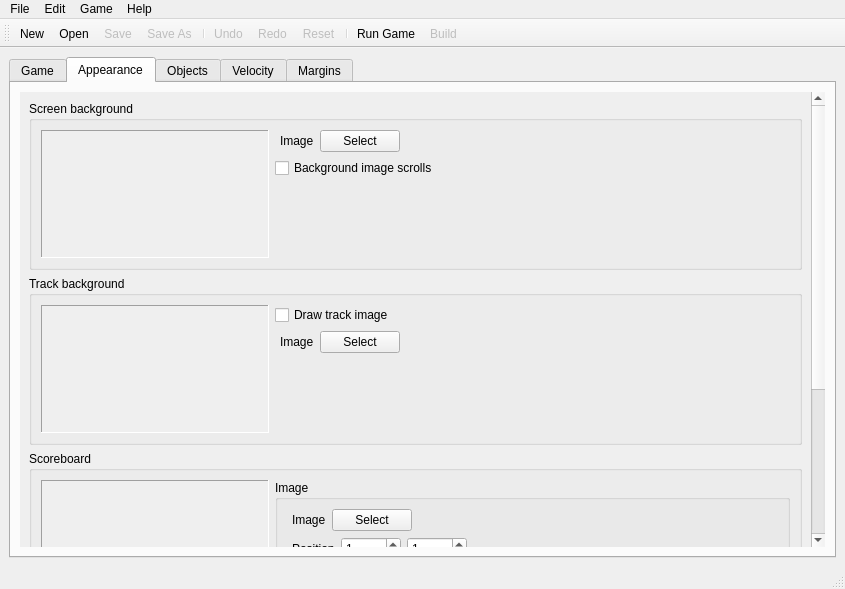
Old version of the form fvelgame/ui/form_main_window.ui in the repository LAD-MathQuest/MathRunner.
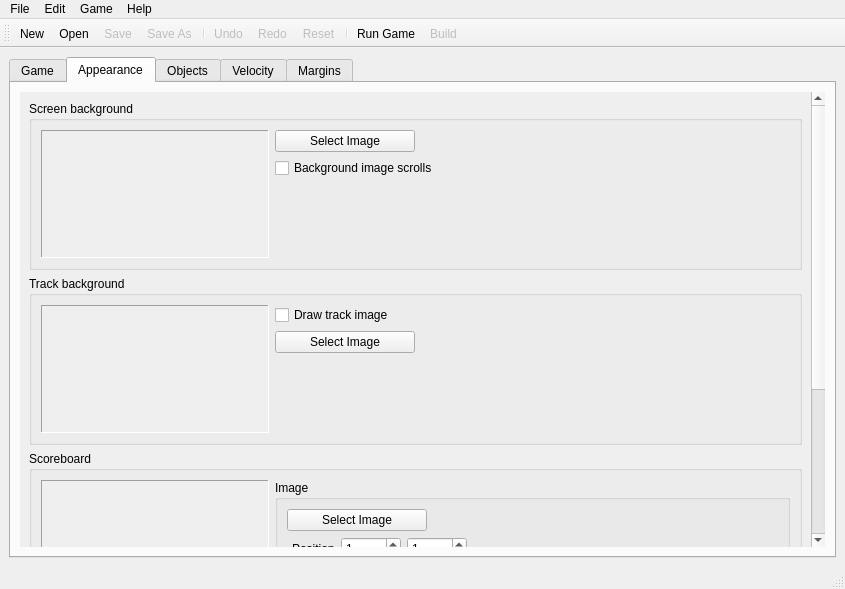
New version of the form. The open tabs and pages were chosen to show the change. Icons and pictures are not drawn. Custom widgets are drawn as their Qt base class.

Diff of the .ui file:
```diff
--- a/fvelgame/ui/form_main_window.ui
+++ b/fvelgame/ui/form_main_window.ui
@@ -378,16 +378,6 @@
                 <layout class="QVBoxLayout" name="verticalLayout_18">
                  <item>
                   <layout class="QHBoxLayout" name="horizontalLayout_20">
-                   <item>
-                    <widget class="QLabel" name="label_SelectBackgroundImage">
-                     <property name="text">
-                      <string>Image</string>
-                     </property>
-                     <property name="indent">
-                      <number>5</number>
-                     </property>
-                    </widget>
-                   </item>
                    <item>
                     <widget class="QPushButton" name="pushButton_SelectBackgroundImage">
                      <property name="sizePolicy">
@@ -396,8 +386,14 @@
                        <verstretch>0</verstretch>
                       </sizepolicy>
                      </property>
+                     <property name="minimumSize">
+                      <size>
+                       <width>140</width>
+                       <height>0</height>
+                      </size>
+                     </property>
                      <property name="text">
-                      <string>Select</string>
+                      <string>Select Image</string>
                      </property>
                     </widget>
                    </item>
@@ -498,16 +494,6 @@
                  </item>
                  <item>
                   <layout class="QHBoxLayout" name="horizontalLayout_2">
-                   <item>
-                    <widget class="QLabel" name="label_SelectTrackImage">
-                     <property name="text">
-                      <string>Image</string>
-                     </property>
-                     <property name="indent">
-                      <number>5</number>
-                     </property>
-                    </widget>
-                   </item>
                    <item>
                     <widget class="QPushButton" name="pushButton_SelectTrackImage">
                      <property name="sizePolicy">
@@ -516,8 +502,14 @@
                        <verstretch>0</verstretch>
                       </sizepolicy>
                      </property>
+                     <property name="minimumSize">
+                      <size>
+                       <width>140</width>
+                       <height>0</height>
+                      </size>
+                     </property>
                      <property name="text">
-                      <string>Select</string>
+                      <string>Select Image</string>
                      </property>
                     </widget>
                    </item>
@@ -710,16 +702,6 @@
                    <layout class="QVBoxLayout" name="verticalLayout">
                     <item>
                      <layout class="QHBoxLayout" name="horizontalLayout_9">
-                      <item>
-                       <widget class="QLabel" name="label_SelectScoreboardImage">
-                        <property name="text">
-                         <string>Image</string>
-                        </property>
-                        <property name="indent">
-                         <number>5</number>
-                        </property>
-                       </widget>
-                      </item>
                       <item>
                        <widget class="QPushButton" name="pushButton_SelectScoreboardImage">
                         <property name="sizePolicy">
@@ -728,8 +710,14 @@
                           <verstretch>0</verstretch>
                          </sizepolicy>
                         </property>
+                        <property name="minimumSize">
+                         <size>
+                          <width>140</width>
+                          <height>0</height>
+                         </size>
+                        </property>
                         <property name="text">
-                         <string>Select</string>
+                         <string>Select Image</string>
                         </property>
                        </widget>
                       </item>
```
Left out of the diff: 26 changed lines with no effect on the pictures.
